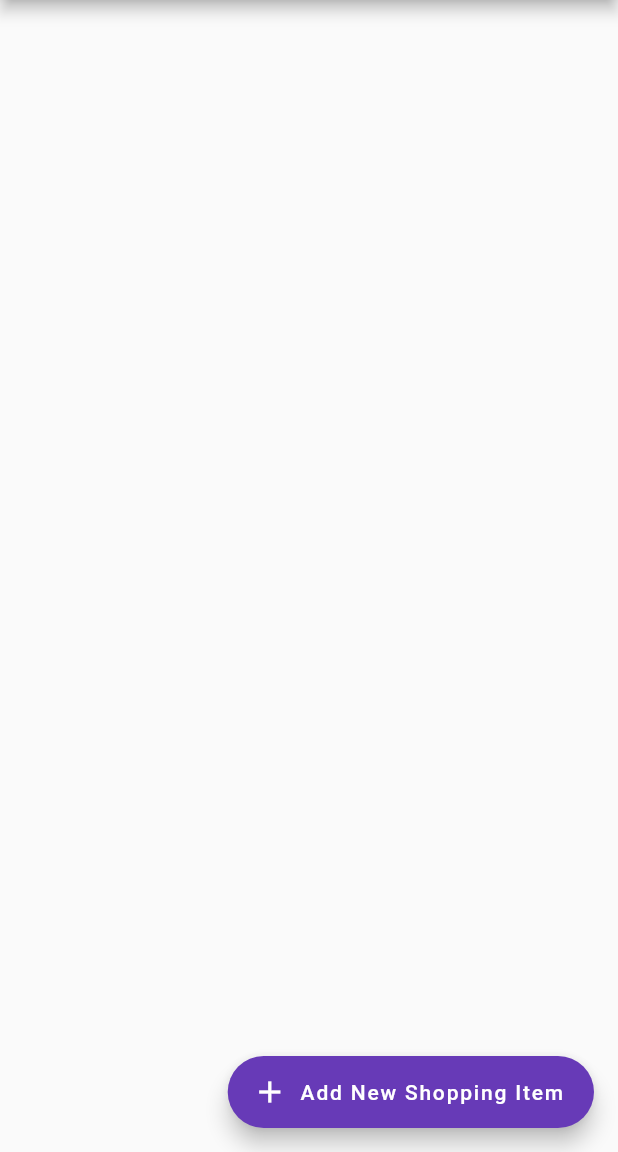
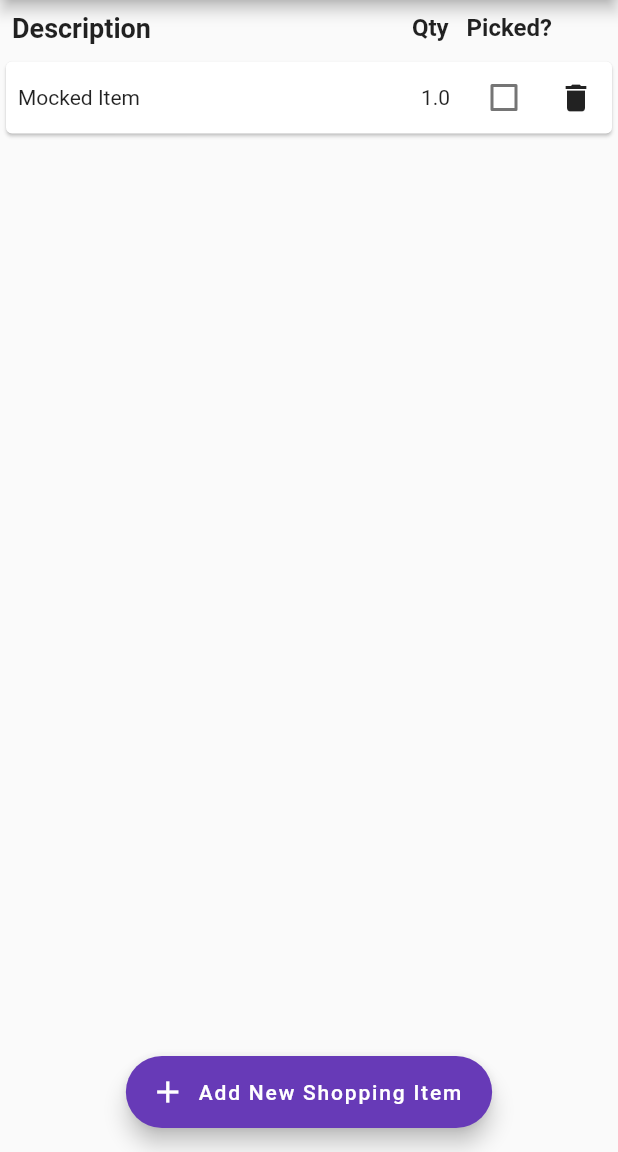
Before and after one commit to sssloba/flutter_fire_shopping_list, a Flutter app: the ShoppingListPage screen opened directly, after a tap on "Add New Shopping Item", on a phone screen of 412 x 824 dp, the part 84-1236 px from its top. Run offline on Flutter 3.47's test engine with Material 2 defaults, Android fonts, the light colour scheme and no system bars.

Commit message:
shopping-item

```diff
--- /dev/null
+++ b/lib/models/shopping_item_model.dart
@@ -0,0 +1,16 @@
+import 'package:uuid/uuid.dart';
+
+class ShoppingItemModel {
+  final String id;
+  final String itemDescription;
+  final double quantity;
+  bool isPicked;
+
+  ShoppingItemModel({
+    required this.itemDescription,
+    this.quantity = 1.0,
+    this.isPicked = false,
+  }) : id = const Uuid().v4();
+
+  void onPicked() => isPicked = !isPicked;
+}
--- a/lib/screens/shopping_list_page.dart
+++ b/lib/screens/shopping_list_page.dart
@@ -1,7 +1,22 @@
 import 'package:flutter/material.dart';
+import 'package:flutter_fire_shopping_list/models/shopping_item_model.dart';
+import 'package:flutter_fire_shopping_list/widgets/shopping_item.dart';
 
-class ShoppingListPage extends StatelessWidget {
+class ShoppingListPage extends StatefulWidget {
   const ShoppingListPage({Key? key}) : super(key: key);
+
+  @override
+  State<ShoppingListPage> createState() => _ShoppingListPageState();
+}
+
+class _ShoppingListPageState extends State<ShoppingListPage> {
+  late List<ShoppingItem> _itemList;
+
+  @override
+  void initState() {
+    super.initState();
+    _itemList = <ShoppingItem>[];
+  }
 
   @override
   Widget build(BuildContext context) {
@@ -10,11 +25,68 @@ class ShoppingListPage extends StatelessWidget {
         title: const Text('New Shopping List'),
         centerTitle: true,
       ),
+      body: Column(
+        children: [
+          Padding(
+            padding: const EdgeInsets.all(8.0),
+            child: Row(
+              children: const [
+                Expanded(
+                    child: Text(
+                  'Description',
+                  style: TextStyle(fontWeight: FontWeight.bold, fontSize: 18.0),
+                )),
+                Text(
+                  'Qty',
+                  style: TextStyle(fontWeight: FontWeight.bold, fontSize: 16.0),
+                ),
+                SizedBox(width: 12.0),
+                Text(
+                  'Picked?',
+                  style: TextStyle(fontWeight: FontWeight.bold, fontSize: 16.0),
+                ),
+                SizedBox(width: 36.0),
+              ],
+            ),
+          ),
+          Expanded(
+            child: ListView.builder(
+              shrinkWrap: true,
+              itemCount: _itemList.length,
+              itemBuilder: (BuildContext context, int index) {
+                return _itemList[index];
+              },
+            ),
+          ),
+        ],
+      ),
+      floatingActionButtonLocation: FloatingActionButtonLocation.centerFloat,
       floatingActionButton: FloatingActionButton.extended(
         label: const Text('Add New Shopping Item'),
         icon: const Icon(Icons.add),
-        onPressed: () {},
+        onPressed: () {
+          setState(() {
+            _itemList.add(_getMockedShoppingItem());
+          });
+        },
       ),
     );
   }
+
+  ShoppingItem _getMockedShoppingItem() {
+    ShoppingItemModel _shoppingItem = ShoppingItemModel(
+      itemDescription: 'Mocked Item',
+      //quantity: 8000.88,
+    );
+
+    return ShoppingItem(
+      itemModel: _shoppingItem,
+      onDelete: () {
+        setState(() {
+          _itemList.removeWhere(
+              (element) => element.itemModel.id == _shoppingItem.id);
+        });
+      },
+    );
+  }
 }
--- /dev/null
+++ b/lib/widgets/shopping_item.dart
@@ -0,0 +1,60 @@
+import 'package:flutter/material.dart';
+import 'package:flutter_fire_shopping_list/models/shopping_item_model.dart';
+
+class ShoppingItem extends StatefulWidget {
+  const ShoppingItem({
+    Key? key,
+    required this.itemModel,
+    required this.onDelete,
+  }) : super(key: key);
+
+  final ShoppingItemModel itemModel;
+  final Function() onDelete;
+
+  @override
+  State<ShoppingItem> createState() => _ShoppingItemState();
+}
+
+class _ShoppingItemState extends State<ShoppingItem> {
+  late bool _isPicked;
+
+  @override
+  void initState() {
+    super.initState();
+    _isPicked = widget.itemModel.isPicked;
+  }
+
+  @override
+  void didUpdateWidget(covariant ShoppingItem oldWidget) {
+    super.didUpdateWidget(oldWidget);
+    setState(() {
+      _isPicked = widget.itemModel.isPicked;
+    });
+  }
+
+  @override
+  Widget build(BuildContext context) {
+    return Card(
+      child: Row(
+        children: [
+          Expanded(
+              child: Padding(
+            padding: const EdgeInsets.all(8.0),
+            child: Text(widget.itemModel.itemDescription),
+          )),
+          Text(widget.itemModel.quantity.toString()),
+          const SizedBox(width: 12.0),
+          Checkbox(
+              value: _isPicked,
+              onChanged: (value) {
+                widget.itemModel.onPicked();
+                setState(() {
+                  _isPicked = value!;
+                });
+              }),
+          IconButton(onPressed: widget.onDelete, icon: const Icon(Icons.delete))
+        ],
+      ),
+    );
+  }
+}
--- a/pubspec.yaml
+++ b/pubspec.yaml
@@ -34,6 +34,7 @@ dependencies:
   # The following adds the Cupertino Icons font to your application.
   # Use with the CupertinoIcons class for iOS style icons.
   cupertino_icons: ^1.0.2
+  uuid: ^3.0.6
 
 dev_dependencies:
   flutter_test:
```
Also changed, not shown: pubspec.lock.
